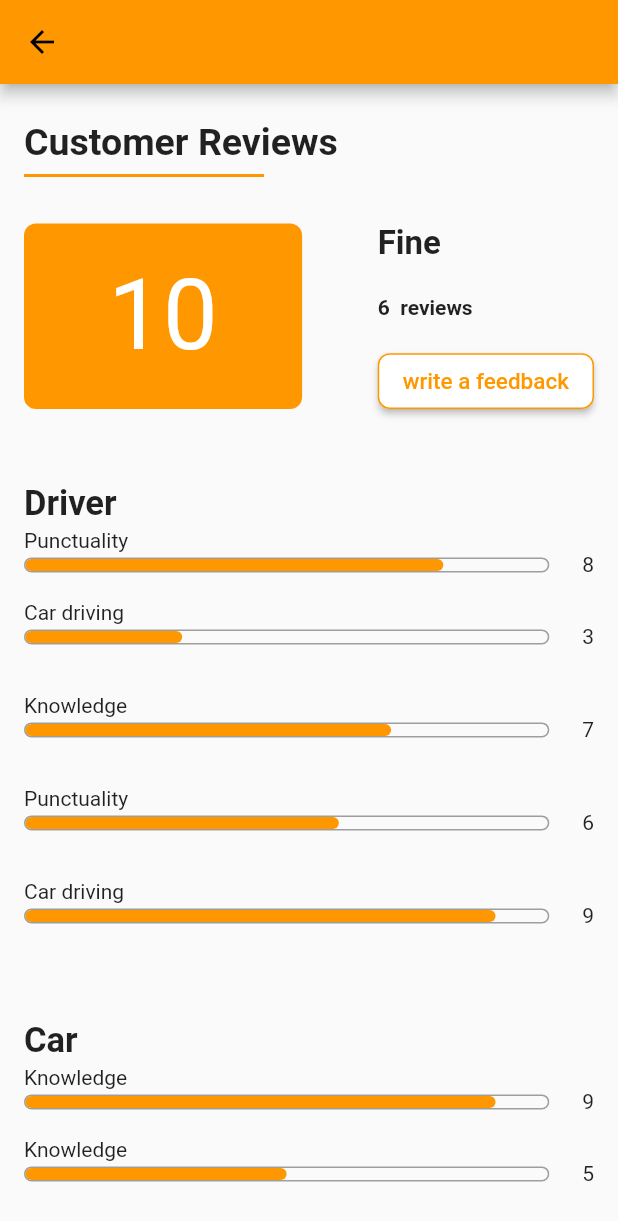
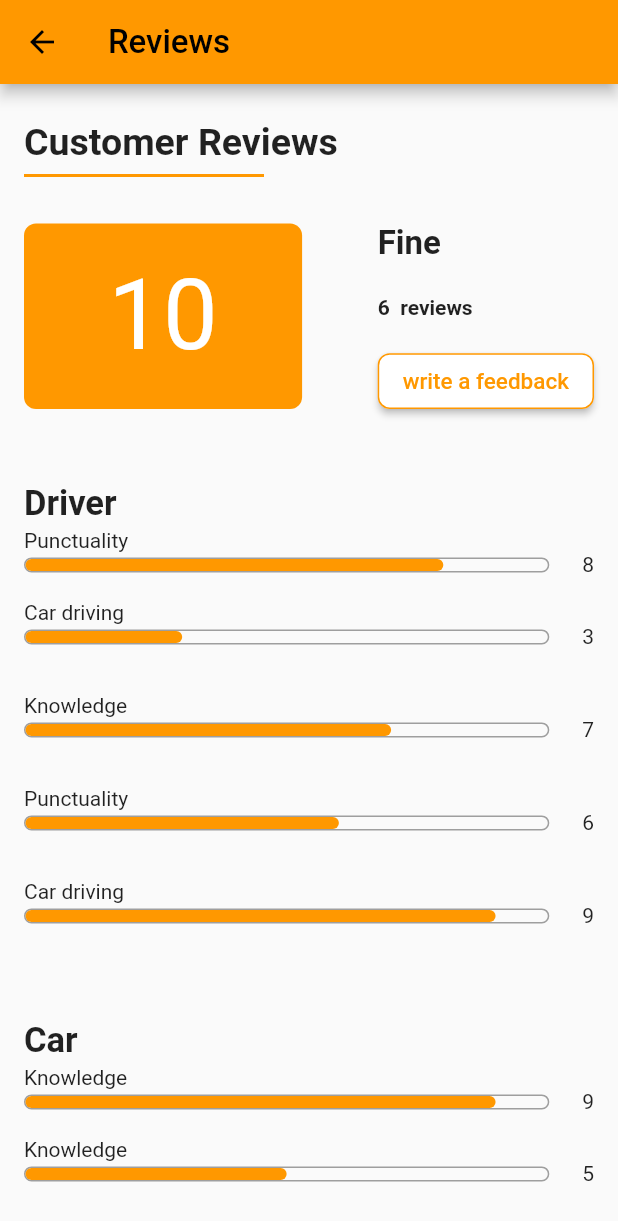
Before and after one commit to smarts-uz/flutter_travelcars, a Flutter app: the Reviews screen opened directly, on a phone screen of 412 x 824 dp. Shown: the top 1221 px of the screen. Run offline on Flutter 3.47's test engine with Material 2 defaults, Android fonts, the phone set to English and light mode, and no system bars; our stand-ins replace carousel_slider, flutter_rating_bar, flutter_svg, fluttertoast, google_maps_flutter, hexcolor; missing offline and left inert: android_intent; network calls fail.

Commit message:
appbar done

```diff
--- a/lib/screens/profile/reviews.dart
+++ b/lib/screens/profile/reviews.dart
@@ -152,7 +152,10 @@ class _ReviewsState extends State<Reviews> {
   Widget build(BuildContext context) {
     return Scaffold(
       appBar: AppBar(
-
+        title: Text('Reviews',
+        style: TextStyle(
+          fontSize: 22
+        ),),
       ),
       body: SingleChildScrollView(
         child: Container(
```
